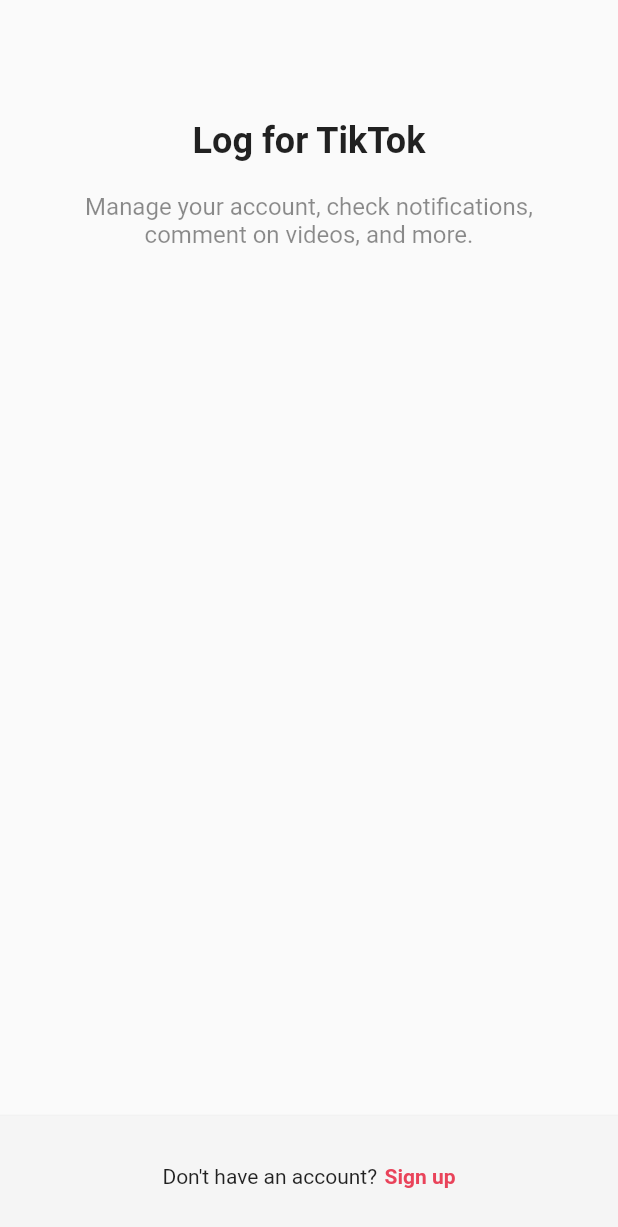
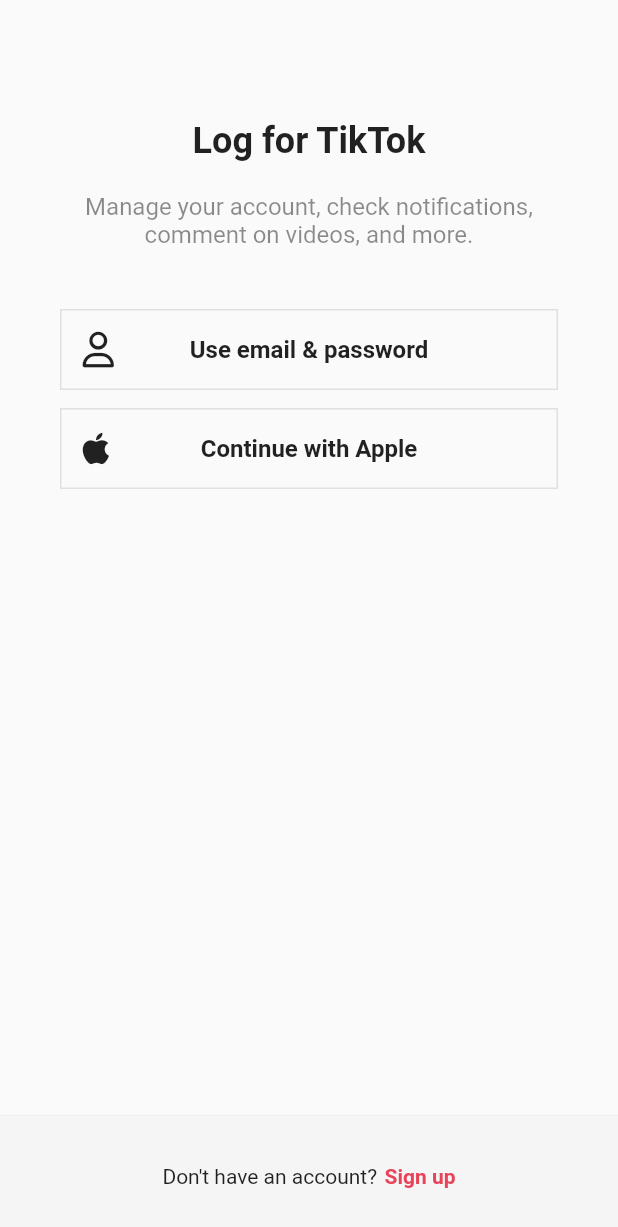
Before and after one commit to seonghwii/tiktok_clone, a Flutter app: the screen it shows after launch, after a tap on "Log in", on a phone screen of 412 x 824 dp. Shown: the top 1227 px of the screen. Run offline on Flutter 3.47's test engine with Material 2 defaults, Android fonts, the phone set to English and light mode, and no system bars; our stand-ins replace font_awesome_flutter.

Commit message:
로그인 / 회원가입 버튼 생성 완료 (4.2)

```diff
--- a/lib/constants/features/authentication/login_screen.dart
+++ b/lib/constants/features/authentication/login_screen.dart
@@ -1,5 +1,7 @@
 
 import 'package:flutter/material.dart';
+import 'package:font_awesome_flutter/font_awesome_flutter.dart';
+import 'package:tictok_clone/constants/features/widgets/auth_button.dart';
 import 'package:tictok_clone/constants/gaps.dart';
 import 'package:tictok_clone/constants/sizes.dart';
 
@@ -36,6 +38,14 @@
               ),
               textAlign: TextAlign.center,
             ),
+            Gaps.v40,
+            AuthButton(
+              icon: FaIcon(FontAwesomeIcons.user), // icon의 타입 : FaIcon -> AuthButton으로 가서 icon 선언;
+              text: "Use email & password"),
+            Gaps.v12,
+            AuthButton(
+              icon: FaIcon(FontAwesomeIcons.apple),
+              text: "Continue with Apple"),
           ]),
         ),
       ),
--- a/lib/constants/features/authentication/sign_up_screen.dart
+++ b/lib/constants/features/authentication/sign_up_screen.dart
@@ -1,4 +1,5 @@
 import 'package:flutter/material.dart';
+import 'package:font_awesome_flutter/font_awesome_flutter.dart';
 import 'package:tictok_clone/constants/features/widgets/auth_button.dart';
 import 'package:tictok_clone/constants/gaps.dart';
 import 'package:tictok_clone/constants/features/authentication/login_screen.dart';
@@ -43,9 +44,13 @@
               textAlign: TextAlign.center,
             ),
             Gaps.v40,
-            AuthButton(text: "Use phone or email"),
+            AuthButton(
+              icon: FaIcon(FontAwesomeIcons.user), // icon의 타입 : FaIcon -> AuthButton으로 가서 icon 선언;
+              text: "Use email & password"),
             Gaps.v12,
-            AuthButton(text: "Continue with Apple"),
+            AuthButton(
+              icon: FaIcon(FontAwesomeIcons.apple),
+              text: "Continue with Apple"),
           ]),
         ),
       ),
--- a/lib/constants/features/widgets/auth_button.dart
+++ b/lib/constants/features/widgets/auth_button.dart
@@ -1,12 +1,14 @@
 import 'package:flutter/material.dart';
+import 'package:font_awesome_flutter/font_awesome_flutter.dart';
 import 'package:tictok_clone/constants/sizes.dart';
 
 class AuthButton extends StatelessWidget {
   final String text;
+  final FaIcon icon;
 
   const AuthButton({
     super.key,
-    required this.text,
+    required this.text, required this.icon,
   });
 
   @override
@@ -14,8 +16,7 @@
     return FractionallySizedBox(
       widthFactor: 1,
       child: Container(
-        padding: const EdgeInsets.symmetric(
-          vertical: Sizes.size14,
+        padding: const EdgeInsets.all(Sizes.size14,
         ),
         decoration: BoxDecoration(
           border: Border.all(
@@ -23,7 +24,12 @@
             width: Sizes.size1,
           ),
         ),
-        child: Text(
+        child: Stack(
+          alignment: Alignment.center, // 텍스트 중앙 정렬
+          children: [
+            Align(alignment: Alignment.centerLeft, // 아이콘 중앙 정렬
+              child: icon),
+            Text(
               text,
               textAlign: TextAlign.center,
               style: const TextStyle(
@@ -31,6 +37,8 @@
                 fontWeight: FontWeight.w600,
               ),
             ),
+          ],
+        ),
       ),
     );
   }
--- a/pubspec.yaml
+++ b/pubspec.yaml
@@ -35,6 +35,7 @@
   # The following adds the Cupertino Icons font to your application.
   # Use with the CupertinoIcons class for iOS style icons.
   cupertino_icons: ^1.0.2
+  font_awesome_flutter: 10.3.0
 
 dev_dependencies:
   flutter_test:
```
Also changed, not shown: pubspec.lock. Lines whose indentation alone changed are shown as unchanged.
